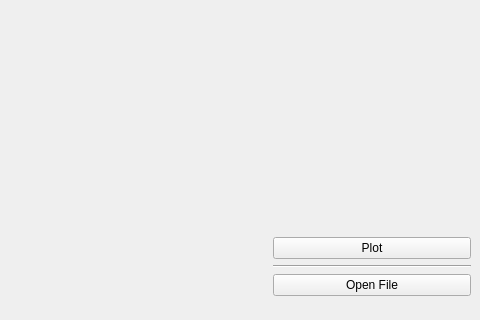
First picture: the form in mainwindow.ui, repository nahuiHoellmann/antenna-directivity-plotter, before the edit; both pictures show x 442 to 922 and y 249 to 569 of the 922 by 569 pixel window.
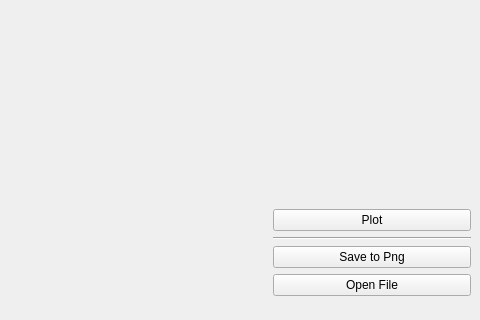
Second picture: the form after the edit.

Commit message: Change input feedback for lock_label

```diff
--- a/mainwindow.ui
+++ b/mainwindow.ui
@@ -203,6 +203,13 @@
          </property>
         </widget>
        </item>
+       <item>
+        <widget class="QPushButton" name="save_btn">
+         <property name="text">
+          <string>Save to Png</string>
+         </property>
+        </widget>
+       </item>
        <item>
         <widget class="QPushButton" name="choose_file_btn">
          <property name="text">
```
Left out of the diff: 110 changed lines with no effect on the pictures. The commit also changes 2 other files.
